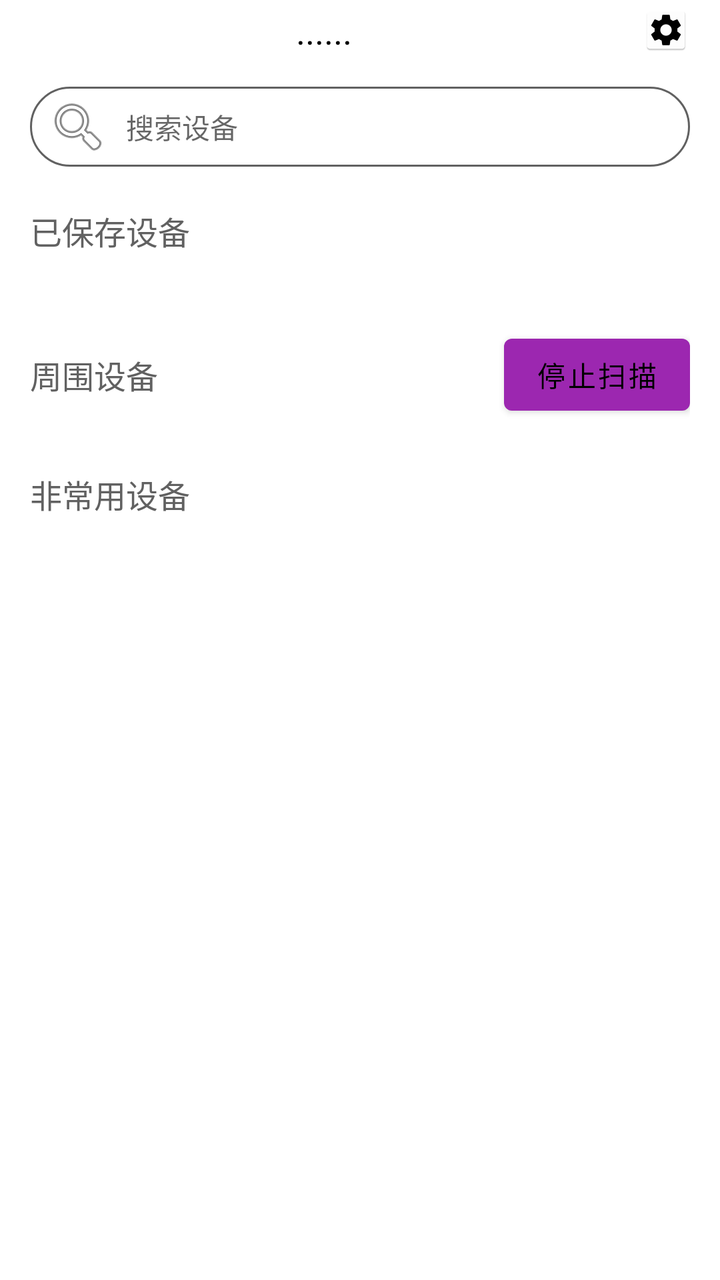
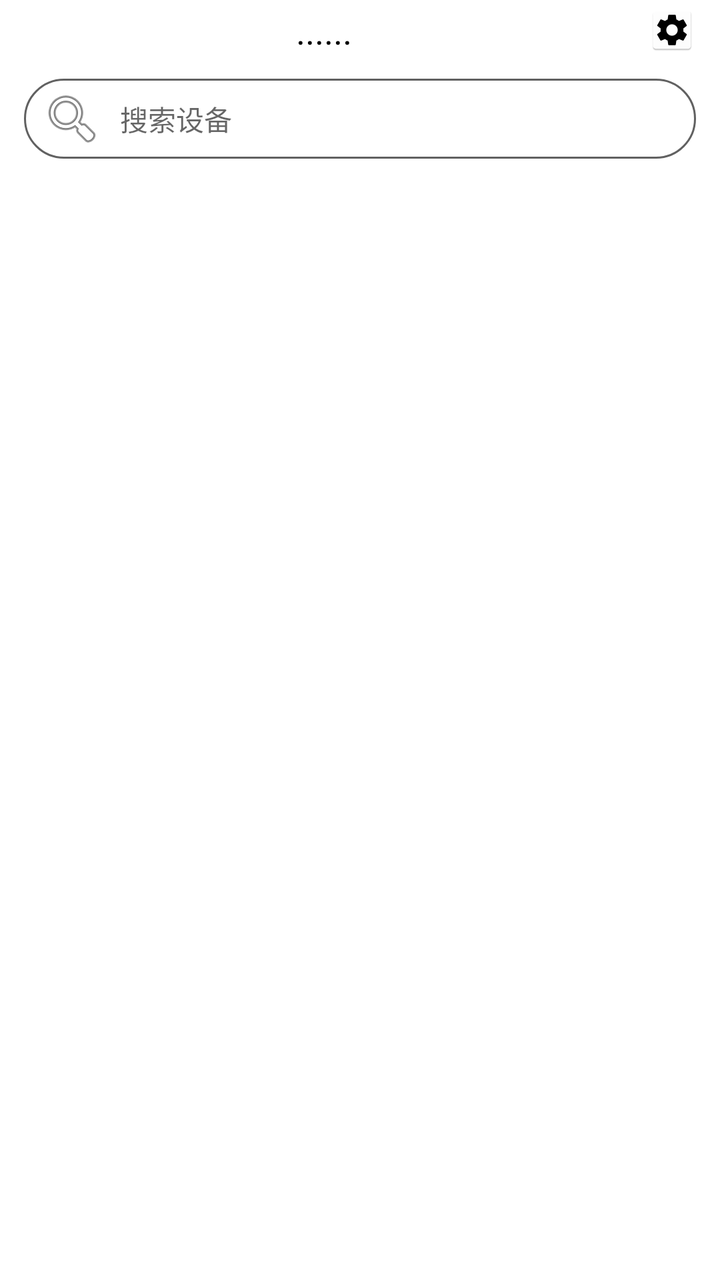

Screens rendered from an Android XML layout before and after an edit, with the pre-edit source and the edit as a unified diff.
<!-- AndroidManifest.xml: application theme Theme.BTControl -->
<!-- res/layout/activity_bluetooth_control.xml -->
<?xml version="1.0" encoding="utf-8"?>
<ScrollView xmlns:android="http://schemas.android.com/apk/res/android"
    xmlns:tools="http://schemas.android.com/tools"
    android:fillViewport="true"
    android:fitsSystemWindows="true"
    android:orientation="vertical"
    android:layout_width="match_parent"
    android:layout_height="match_parent"
    android:padding="3dp">

    <LinearLayout
        android:layout_width="match_parent"
        android:layout_height="wrap_content"
        android:orientation="vertical"
        android:paddingStart="12dp"
        android:paddingEnd="12dp">

        
        <LinearLayout
            android:layout_width="match_parent"
            android:layout_height="wrap_content"
            android:gravity="center"
            android:orientation="horizontal"
            android:layout_marginBottom="16dp"
            tools:ignore="UseCompoundDrawables">

            <TextView
                android:id="@+id/statusTextView"
                android:layout_width="0dp"
                android:layout_height="wrap_content"
                android:layout_weight="4"
                android:gravity="center"
                android:text="@string/等待"
                android:textSize="18sp"
                android:textColor="?android:textColorPrimary" />

            <ImageView
                android:id="@+id/image_accessibility_settings"
                android:layout_width="24dp"
                android:layout_height="24dp"
                android:layout_marginStart="12dp"
                android:contentDescription="@string/无障碍"
                android:src="@mipmap/accessibility" />
        </LinearLayout>

        
        <LinearLayout
            android:layout_width="match_parent"
            android:layout_height="wrap_content"
            android:orientation="horizontal"
            android:layout_marginBottom="8dp"
            android:gravity="center_vertical">

            <EditText
                android:id="@+id/searchEditText"
                android:layout_width="0dp"
                android:layout_height="40dp"
                android:layout_weight="1"
                android:background="@drawable/search_background"
                android:drawableStart="@android:drawable/ic_menu_search"
                android:drawablePadding="8dp"
                android:hint="@string/搜索设备"
                android:imeOptions="actionSearch"
                android:inputType="text"
                android:paddingStart="8dp"
                android:paddingEnd="8dp"
                android:singleLine="true"
                android:textColorHint="?android:textColorHint"
                android:textSize="14sp" />

            <ImageButton
                android:id="@+id/clearSearchButton"
                android:layout_width="40dp"
                android:layout_height="40dp"
                android:layout_marginStart="8dp"
                android:background="?attr/selectableItemBackgroundBorderless"
                android:contentDescription="@string/清除搜索"
                android:src="@android:drawable/ic_menu_close_clear_cancel"
                android:visibility="gone" />
        </LinearLayout>

        
        <LinearLayout
            android:layout_width="match_parent"
            android:layout_height="wrap_content"
            android:gravity="center_vertical"
            android:orientation="horizontal"
            android:layout_marginBottom="8dp">

            <TextView
                android:id="@+id/SavedDevicesLabel"
                android:layout_width="wrap_content"
                android:layout_height="wrap_content"
                android:text="@string/已保存设备"
                android:textSize="16sp"
                android:textColor="?android:textColorSecondary" />

            <View
                android:layout_width="0dp"
                android:layout_height="1dp"
                android:layout_weight="1"
                android:background="?android:attr/listDivider"
                android:visibility="invisible" />

            <CheckBox
                android:id="@+id/checkBox"
                android:layout_width="wrap_content"
                android:layout_height="wrap_content"
                android:layout_marginStart="8dp"
                android:buttonTint="@color/checkbox_color"
                android:text="@string/le_audio"
                android:textColor="?android:textColorPrimary"
                android:visibility="invisible" />
        </LinearLayout>

        <androidx.recyclerview.widget.RecyclerView
            android:id="@+id/SavedDeviceRecyclerView"
            android:layout_width="match_parent"
            android:layout_height="wrap_content"
            android:layout_marginBottom="16dp" />

        
        <LinearLayout
            android:layout_width="match_parent"
            android:layout_height="wrap_content"
            android:gravity="center_vertical"
            android:orientation="horizontal"
            android:layout_marginBottom="8dp">

            <TextView
                android:id="@+id/nearbyDevicesLabel"
                android:layout_width="wrap_content"
                android:layout_height="wrap_content"
                android:text="@string/周围设备"
                android:textSize="16sp"
                android:textColor="?android:textColorSecondary" />

            <ProgressBar
                android:id="@+id/progressBar"
                android:layout_width="24dp"
                android:layout_height="24dp"
                android:indeterminate="true" />

            <View
                android:id="@+id/divider"
                android:layout_width="0dp"
                android:layout_height="45dp"
                android:layout_weight="1"
                android:background="?android:attr/listDivider"
                android:visibility="invisible" />

            <Button
                android:id="@+id/actionButton"
                android:layout_width="wrap_content"
                android:layout_height="wrap_content"
                android:layout_gravity="center_horizontal"
                android:text="@string/停止扫描"
                android:textColor="?android:textColorPrimary" />

        </LinearLayout>

        <androidx.recyclerview.widget.RecyclerView
            android:id="@+id/NRDeviceRecyclerView"
            android:layout_width="match_parent"
            android:layout_height="wrap_content"
            android:layout_marginBottom="16dp" />

        
        <TextView
            android:id="@+id/NFDeviceLabel"
            android:layout_width="match_parent"
            android:layout_height="wrap_content"
            android:text="@string/非常用设备"
            android:textSize="16sp"
            android:textColor="?android:textColorSecondary"
            android:layout_marginBottom="8dp" />

        <androidx.recyclerview.widget.RecyclerView
            android:id="@+id/NFDeviceRecyclerView"
            android:layout_width="match_parent"
            android:layout_height="160dp"
            android:layout_marginBottom="16dp" />
    </LinearLayout>

</ScrollView>
<!-- resources referenced by this layout -->
<resources>
  <!-- drawable search_background (drawable) -->
  <?xml version="1.0" encoding="utf-8"?>
  <shape xmlns:android="http://schemas.android.com/apk/res/android"
      android:shape="rectangle">
      <corners android:radius="20dp" />
      <solid android:color="?android:attr/colorBackground" />
      <stroke
          android:width="1dp"
          android:color="?android:attr/colorControlNormal" />
  </shape>
  <!-- mipmap accessibility: png bitmap (mipmap-hdpi, 2104 bytes) -->
  <string name="le_audio">LE Audio</string>
  <style name="Theme.BTControl" parent="Theme.MaterialComponents.DayNight.NoActionBar">
          <item name="android:textColorPrimary">@color/black</item> 
          <item name="android:textColorSecondary">@color/grey_700</item> 
  
          
          <item name="android:windowFullscreen">false</item>
  
          
          <item name="android:statusBarColor">@color/colorPrimary</item>
          
          <item name="android:windowLightStatusBar">true</item> 
  
          
          <item name="colorPrimary">@color/purple_500</item>
          <item name="colorPrimaryVariant">@color/purple_700</item>
          <item name="colorOnPrimary">@color/white</item>
  
          
          <item name="colorSecondary">@color/teal_200</item>
          <item name="colorSecondaryVariant">@color/teal_700</item>
          <item name="colorOnSecondary">@color/black</item>
  
          
          <item name="android:windowBackground">@color/white</item>
          <item name="cardBackgroundColor">@color/white</item> 
      </style>
  <color name="black">#000000</color>
  <color name="grey_700">#616161</color>
  <color name="colorPrimary">#1565C0</color>
  <color name="purple_500">#9C27B0</color>
  <color name="purple_700">#7B1FA2</color>
  <color name="white">#FFFFFF</color>
  <color name="teal_200">#80CBC4</color>
  <color name="teal_700">#00796B</color>
</resources>

<!-- the commit's change to res/layout/activity_bluetooth_control.xml (unified diff, before → after) -->
@@ -1,185 +1,176 @@
 <?xml version="1.0" encoding="utf-8"?>
-<ScrollView xmlns:android="http://schemas.android.com/apk/res/android"
+<LinearLayout xmlns:android="http://schemas.android.com/apk/res/android"
     xmlns:tools="http://schemas.android.com/tools"
-    android:fillViewport="true"
-    android:fitsSystemWindows="true"
-    android:orientation="vertical"
     android:layout_width="match_parent"
     android:layout_height="match_parent"
-    android:padding="3dp">
+    android:fitsSystemWindows="true"
+    android:orientation="vertical">
 
+    
     <LinearLayout
         android:layout_width="match_parent"
         android:layout_height="wrap_content"
-        android:orientation="vertical"
+        android:layout_marginTop="3dp"
+        android:layout_marginBottom="12dp"
+        android:gravity="center"
+        android:orientation="horizontal"
         android:paddingStart="12dp"
-        android:paddingEnd="12dp">
+        android:paddingEnd="12dp"
+        tools:ignore="UseCompoundDrawables">
 
-        
-        <LinearLayout
+        <TextView
+            android:id="@+id/statusTextView"
+            android:layout_width="0dp"
+            android:layout_height="wrap_content"
+            android:layout_weight="4"
+            android:gravity="center"
+            android:text="@string/等待"
+            android:textColor="?android:textColorPrimary"
+            android:textSize="18sp" />
+
+        <ImageView
+            android:id="@+id/image_accessibility_settings"
+            android:layout_width="24dp"
+            android:layout_height="24dp"
+            android:layout_marginStart="12dp"
+            android:contentDescription="@string/无障碍"
+            android:src="@mipmap/accessibility" />
+    </LinearLayout>
+
+    
+    <LinearLayout
+        android:layout_width="match_parent"
+        android:layout_height="wrap_content"
+        android:layout_marginStart="12dp"
+        android:layout_marginEnd="12dp"
+        android:layout_marginBottom="8dp"
+        android:gravity="center_vertical"
+        android:orientation="horizontal">
+
+        <EditText
+            android:id="@+id/searchEditText"
+            android:layout_width="0dp"
+            android:layout_height="40dp"
+            android:layout_weight="1"
+            android:background="@drawable/search_background"
+            android:drawableStart="@android:drawable/ic_menu_search"
+            android:drawablePadding="8dp"
+            android:hint="@string/搜索设备"
+            android:imeOptions="actionSearch"
+            android:inputType="text"
+            android:paddingStart="8dp"
+            android:paddingEnd="8dp"
+            android:singleLine="true"
+            android:textColorHint="?android:textColorHint"
+            android:textSize="14sp" />
+
+        <ImageButton
+            android:id="@+id/clearSearchButton"
+            android:layout_width="40dp"
+            android:layout_height="40dp"
+            android:layout_marginStart="8dp"
+            android:background="?attr/selectableItemBackgroundBorderless"
+            android:contentDescription="@string/清除搜索"
+            android:src="@android:drawable/ic_menu_close_clear_cancel"
+            android:visibility="gone" />
+    </LinearLayout>
+
+    <androidx.recyclerview.widget.RecyclerView
+        android:id="@+id/deviceRecyclerView"
+        android:layout_width="match_parent"
+        android:layout_height="0dp"
+        android:layout_weight="1"
+        android:clipToPadding="false"
+        android:paddingBottom="16dp"
+        tools:listitem="@layout/item_bluetooth_device" />
+
+    
+    <LinearLayout
+        android:id="@+id/btctlBar"
+        android:layout_width="match_parent"
+        android:layout_height="wrap_content"
+        android:layout_marginStart="12dp"
+        android:layout_marginEnd="12dp"
+        android:layout_marginBottom="8dp"
+        android:background="@drawable/search_background"
+        android:gravity="center_vertical"
+        android:orientation="horizontal"
+        android:paddingStart="10dp"
+        android:paddingTop="6dp"
+        android:paddingEnd="10dp"
+        android:paddingBottom="6dp"
+        android:visibility="gone">
+
+        <TextView
+            android:id="@+id/btctlResultTextView"
+            android:layout_width="0dp"
+            android:layout_height="wrap_content"
+            android:layout_weight="1"
+            android:ellipsize="end"
+            android:maxLines="1"
+            android:text="@string/btctl_result_empty"
+            android:textColor="?android:textColorSecondary"
+            android:textSize="12sp" />
+    </LinearLayout>
+</LinearLayout>
+<!-- res/layout/item_bluetooth_device.xml (included above) -->
+<?xml version="1.0" encoding="utf-8"?>
+<LinearLayout xmlns:android="http://schemas.android.com/apk/res/android"
+    android:layout_width="match_parent"
+    android:layout_height="wrap_content"
+    android:orientation="horizontal"
+    android:padding="12dp"
+    android:background="@drawable/device_item_complete_selector"
+    android:layout_margin="4dp"
+    android:gravity="center_vertical">
+
+    <LinearLayout
+        android:layout_width="0dp"
+        android:layout_height="wrap_content"
+        android:layout_weight="1"
+        android:orientation="vertical">
+
+        <TextView
+            android:id="@+id/deviceNameTextView"
             android:layout_width="match_parent"
             android:layout_height="wrap_content"
-            android:gravity="center"
-            android:orientation="horizontal"
-            android:layout_marginBottom="16dp"
-            tools:ignore="UseCompoundDrawables">
+            android:textSize="16sp"
+            android:textColor="?android:attr/textColorPrimary"
+            android:textStyle="bold" />
 
-            <TextView
-                android:id="@+id/statusTextView"
-                android:layout_width="0dp"
-                android:layout_height="wrap_content"
-                android:layout_weight="4"
-                android:gravity="center"
-                android:text="@string/等待"
-                android:textSize="18sp"
-                android:textColor="?android:textColorPrimary" />
+        <TextView
+            android:id="@+id/deviceAddressTextView"
+            android:layout_width="match_parent"
+            android:layout_height="wrap_content"
+            android:textSize="14sp"
+            android:textColor="?android:attr/textColorSecondary"
+            android:layout_marginTop="2dp" />
 
-            <ImageView
-                android:id="@+id/image_accessibility_settings"
-                android:layout_width="24dp"
-                android:layout_height="24dp"
-                android:layout_marginStart="12dp"
-                android:contentDescription="@string/无障碍"
-                android:src="@mipmap/accessibility" />
-        </LinearLayout>
-
-        
         <LinearLayout
             android:layout_width="match_parent"
             android:layout_height="wrap_content"
             android:orientation="horizontal"
-            android:layout_marginBottom="8dp"
-            android:gravity="center_vertical">
-
-            <EditText
-                android:id="@+id/searchEditText"
-                android:layout_width="0dp"
-                android:layout_height="40dp"
-                android:layout_weight="1"
-                android:background="@drawable/search_background"
-                android:drawableStart="@android:drawable/ic_menu_search"
-                android:drawablePadding="8dp"
-                android:hint="@string/搜索设备"
-                android:imeOptions="actionSearch"
-                android:inputType="text"
-                android:paddingStart="8dp"
-                android:paddingEnd="8dp"
-                android:singleLine="true"
-                android:textColorHint="?android:textColorHint"
-                android:textSize="14sp" />
-
-            <ImageButton
-                android:id="@+id/clearSearchButton"
-                android:layout_width="40dp"
-                android:layout_height="40dp"
-                android:layout_marginStart="8dp"
-                android:background="?attr/selectableItemBackgroundBorderless"
-                android:contentDescription="@string/清除搜索"
-                android:src="@android:drawable/ic_menu_close_clear_cancel"
-                android:visibility="gone" />
-        </LinearLayout>
-
-        
-        <LinearLayout
-            android:layout_width="match_parent"
-            android:layout_height="wrap_content"
-            android:gravity="center_vertical"
-            android:orientation="horizontal"
-            android:layout_marginBottom="8dp">
+            android:layout_marginTop="2dp">
 
             <TextView
-                android:id="@+id/SavedDevicesLabel"
+                android:id="@+id/deviceStatusTextView"
                 android:layout_width="wrap_content"
                 android:layout_height="wrap_content"
-                android:text="@string/已保存设备"
-                android:textSize="16sp"
-                android:textColor="?android:textColorSecondary" />
-
-            <View
-                android:layout_width="0dp"
-                android:layout_height="1dp"
-                android:layout_weight="1"
-                android:background="?android:attr/listDivider"
-                android:visibility="invisible" />
-
-            <CheckBox
-                android:id="@+id/checkBox"
-                android:layout_width="wrap_content"
-                android:layout_height="wrap_content"
-                android:layout_marginStart="8dp"
-                android:buttonTint="@color/checkbox_color"
-                android:text="@string/le_audio"
-                android:textColor="?android:textColorPrimary"
-                android:visibility="invisible" />
-        </LinearLayout>
-
-        <androidx.recyclerview.widget.RecyclerView
-            android:id="@+id/SavedDeviceRecyclerView"
-            android:layout_width="match_parent"
-            android:layout_height="wrap_content"
-            android:layout_marginBottom="16dp" />
-
-        
-        <LinearLayout
-            android:layout_width="match_parent"
-            android:layout_height="wrap_content"
-            android:gravity="center_vertical"
-            android:orientation="horizontal"
-            android:layout_marginBottom="8dp">
+                android:textSize="12sp"
+                android:textColor="@android:color/holo_blue_dark"
+                android:layout_marginEnd="4dp" />
 
             <TextView
-                android:id="@+id/nearbyDevicesLabel"
-                android:layout_width="wrap_content"
+                android:id="@+id/deviceProfilesTextView"
+                android:layout_width="0dp"
                 android:layout_height="wrap_content"
-                android:text="@string/周围设备"
-                android:textSize="16sp"
-                android:textColor="?android:textColorSecondary" />
-
-            <ProgressBar
-                android:id="@+id/progressBar"
-                android:layout_width="24dp"
-                android:layout_height="24dp"
-                android:indeterminate="true" />
-
-            <View
-                android:id="@+id/divider"
-                android:layout_width="0dp"
-                android:layout_height="45dp"
                 android:layout_weight="1"
-                android:background="?android:attr/listDivider"
-                android:visibility="invisible" />
-
-            <Button
-                android:id="@+id/actionButton"
-                android:layout_width="wrap_content"
-                android:layout_height="wrap_content"
-                android:layout_gravity="center_horizontal"
-                android:text="@string/停止扫描"
-                android:textColor="?android:textColorPrimary" />
+                android:textSize="11sp"
+                android:textColor="@android:color/holo_orange_dark"
+                android:visibility="gone" />
 
         </LinearLayout>
 
-        <androidx.recyclerview.widget.RecyclerView
-            android:id="@+id/NRDeviceRecyclerView"
-            android:layout_width="match_parent"
-            android:layout_height="wrap_content"
-            android:layout_marginBottom="16dp" />
-
-        
-        <TextView
-            android:id="@+id/NFDeviceLabel"
-            android:layout_width="match_parent"
-            android:layout_height="wrap_content"
-            android:text="@string/非常用设备"
-            android:textSize="16sp"
-            android:textColor="?android:textColorSecondary"
-            android:layout_marginBottom="8dp" />
-
-        <androidx.recyclerview.widget.RecyclerView
-            android:id="@+id/NFDeviceRecyclerView"
-            android:layout_width="match_parent"
-            android:layout_height="160dp"
-            android:layout_marginBottom="16dp" />
     </LinearLayout>
 
-</ScrollView>
+</LinearLayout>
<!-- resource entries referenced after the edit -->
@@ -1,5 +1,6 @@
 <!-- resources referenced by this layout -->
 <resources>
+  <!-- drawable device_item_complete_selector: vector/xml drawable (drawable, 2326 chars, omitted) -->
   <!-- drawable search_background (drawable) -->
   <?xml version="1.0" encoding="utf-8"?>
   <shape xmlns:android="http://schemas.android.com/apk/res/android"
@@ -11,7 +12,7 @@
           android:color="?android:attr/colorControlNormal" />
   </shape>
   <!-- mipmap accessibility: png bitmap (mipmap-hdpi, 2104 bytes) -->
-  <string name="le_audio">LE Audio</string>
+  <string name="btctl_result_empty">暂无自动化结果（adb 触发后显示在这里，点一下复制 JSON）</string>
   <style name="Theme.BTControl" parent="Theme.MaterialComponents.DayNight.NoActionBar">
           <item name="android:textColorPrimary">@color/black</item> 
           <item name="android:textColorSecondary">@color/grey_700</item> 
